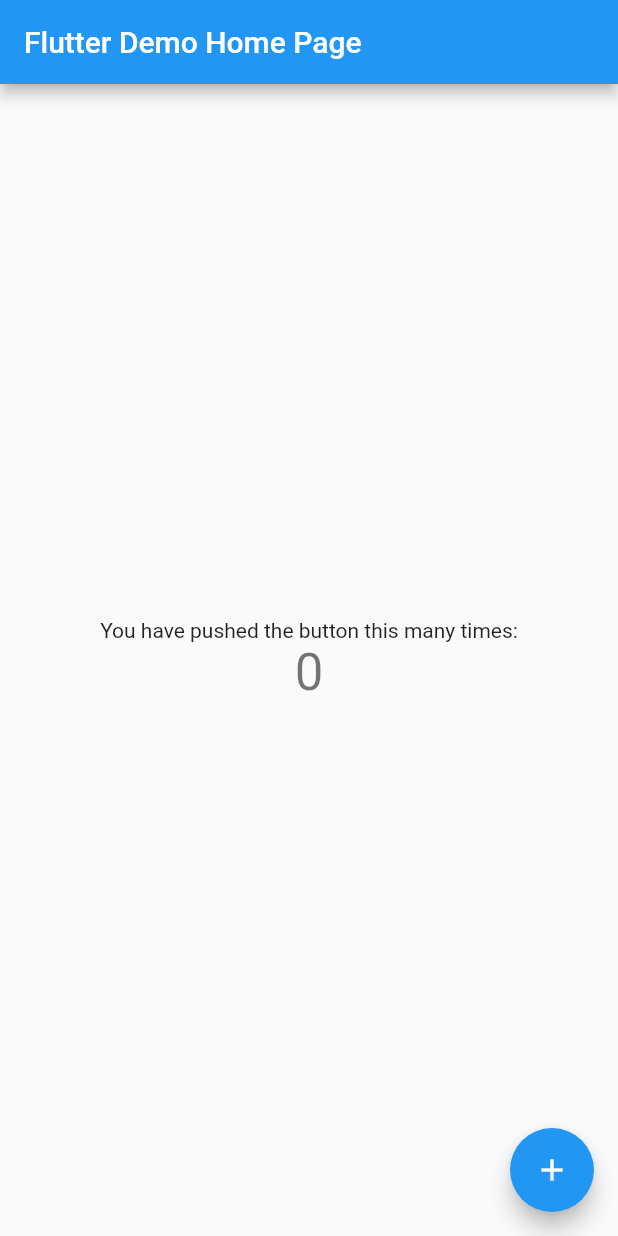
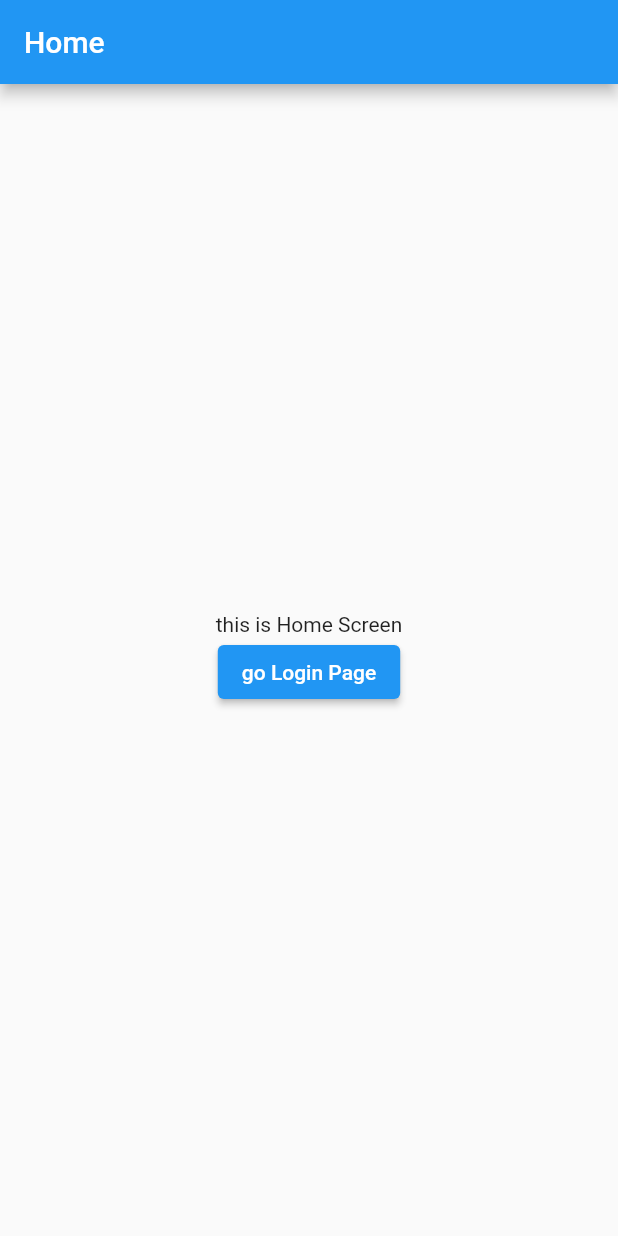
Before and after one commit to k42un0k0/k42un0k0force, a Flutter app: the screen it shows after launch, on a phone screen of 412 x 824 dp. Run offline on Flutter 3.47's test engine with Material 2 defaults, Android fonts, the phone set to English and light mode, and no system bars.

Commit message:
feat(front): :sparkles: add new screens

```diff
--- a/front/lib/main.dart
+++ b/front/lib/main.dart
@@ -1,4 +1,5 @@
 import 'package:flutter/material.dart';
+import 'package:k42un0k0force/screens/home_screen.dart';
 
 void main() {
   runApp(MyApp());
@@ -26,92 +27,7 @@
         // closer together (more dense) than on mobile platforms.
         visualDensity: VisualDensity.adaptivePlatformDensity,
       ),
-      home: MyHomePage(title: 'Flutter Demo Home Page'),
+      home: HomeScreen(),
     );
   }
 }
-
-class MyHomePage extends StatefulWidget {
-  MyHomePage({Key key, this.title}) : super(key: key);
-
-  // This widget is the home page of your application. It is stateful, meaning
-  // that it has a State object (defined below) that contains fields that affect
-  // how it looks.
-
-  // This class is the configuration for the state. It holds the values (in this
-  // case the title) provided by the parent (in this case the App widget) and
-  // used by the build method of the State. Fields in a Widget subclass are
-  // always marked "final".
-
-  final String title;
-
-  @override
-  _MyHomePageState createState() => _MyHomePageState();
-}
-
-class _MyHomePageState extends State<MyHomePage> {
-  int _counter = 0;
-
-  void _incrementCounter() {
-    setState(() {
-      // This call to setState tells the Flutter framework that something has
-      // changed in this State, which causes it to rerun the build method below
-      // so that the display can reflect the updated values. If we changed
-      // _counter without calling setState(), then the build method would not be
-      // called again, and so nothing would appear to happen.
-      _counter++;
-    });
-  }
-
-  @override
-  Widget build(BuildContext context) {
-    // This method is rerun every time setState is called, for instance as done
-    // by the _incrementCounter method above.
-    //
-    // The Flutter framework has been optimized to make rerunning build methods
-    // fast, so that you can just rebuild anything that needs updating rather
-    // than having to individually change instances of widgets.
-    return Scaffold(
-      appBar: AppBar(
-        // Here we take the value from the MyHomePage object that was created by
-        // the App.build method, and use it to set our appbar title.
-        title: Text(widget.title),
-      ),
-      body: Center(
-        // Center is a layout widget. It takes a single child and positions it
-        // in the middle of the parent.
-        child: Column(
-          // Column is also a layout widget. It takes a list of children and
-          // arranges them vertically. By default, it sizes itself to fit its
-          // children horizontally, and tries to be as tall as its parent.
-          //
-          // Invoke "debug painting" (press "p" in the console, choose the
-          // "Toggle Debug Paint" action from the Flutter Inspector in Android
-          // Studio, or the "Toggle Debug Paint" command in Visual Studio Code)
-          // to see the wireframe for each widget.
-          //
-          // Column has various properties to control how it sizes itself and
-          // how it positions its children. Here we use mainAxisAlignment to
-          // center the children vertically; the main axis here is the vertical
-          // axis because Columns are vertical (the cross axis would be
-          // horizontal).
-          mainAxisAlignment: MainAxisAlignment.center,
-          children: <Widget>[
-            Text(
-              'You have pushed the button this many times:',
-            ),
-            Text(
-              '$_counter',
-              style: Theme.of(context).textTheme.headline4,
-            ),
-          ],
-        ),
-      ),
-      floatingActionButton: FloatingActionButton(
-        onPressed: _incrementCounter,
-        tooltip: 'Increment',
-        child: Icon(Icons.add),
-      ), // This trailing comma makes auto-formatting nicer for build methods.
-    );
-  }
-}
--- /dev/null
+++ b/front/lib/screens/home_screen.dart
@@ -0,0 +1,27 @@
+import 'package:flutter/material.dart';
+import 'package:k42un0k0force/screens/auth/login_screen.dart';
+
+class HomeScreen extends StatelessWidget {
+  @override
+  Widget build(BuildContext context) {
+    return Scaffold(
+      appBar: AppBar(
+        title: Text('Home'),
+      ),
+      body: Center(
+        child: Column(
+          mainAxisSize: MainAxisSize.min,
+          children: <Widget>[
+            Text("this is Home Screen"),
+            ElevatedButton(
+                onPressed: () {
+                  Navigator.push(context,
+                      MaterialPageRoute(builder: (context) => LoginScreen()));
+                },
+                child: Text('go Login Page'))
+          ],
+        ),
+      ),
+    );
+  }
+}
```
Also changed, not shown: front/lib/screens/auth/login_screen.dart (added, +26 -0 lines), front/lib/screens/users/users_index_screen.dart (added, +25 -0 lines).
